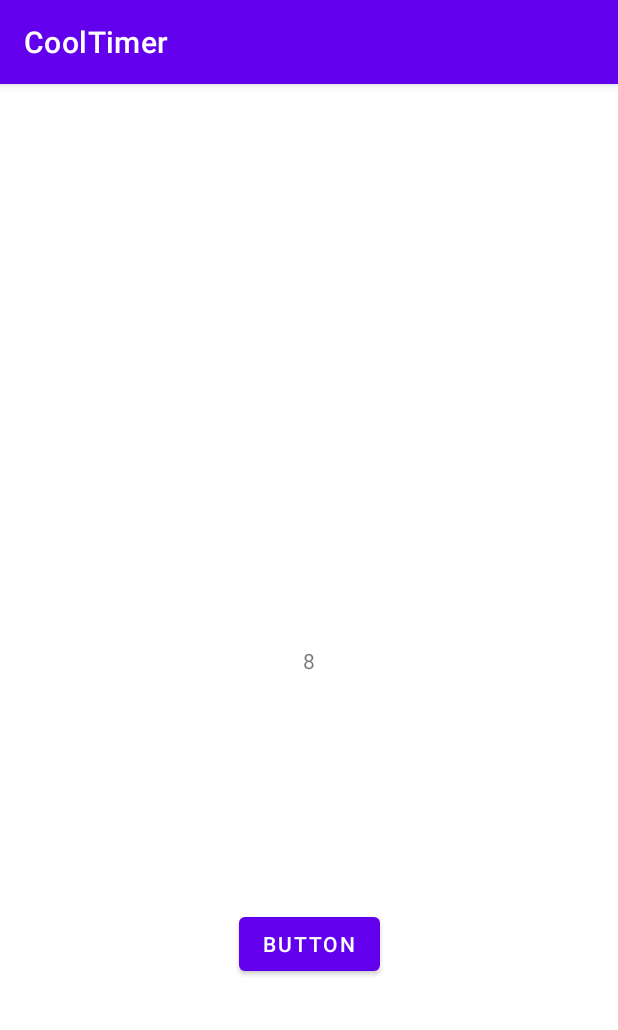
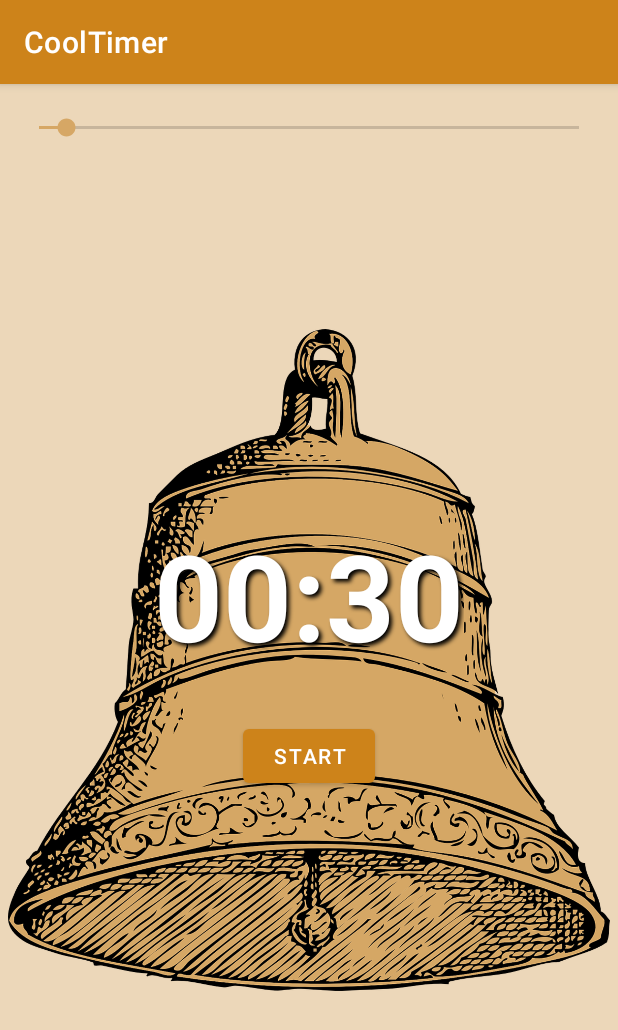
Before and after one commit to marselich/CoolTimer, an Android app: the screen it shows after launch (MainActivity), on a phone screen of 412 x 824 dp. Shown: the top 1030 px of the screen. Run offline under Robolectric (Android 15) with nearby library versions, the phone set to English and light mode, and no system bars.

Commit message:
Functionality added

```diff
--- a/app/src/main/java/ru/kalievmars/cooltimer/MainActivity.java
+++ b/app/src/main/java/ru/kalievmars/cooltimer/MainActivity.java
@@ -2,35 +2,127 @@ package ru.kalievmars.cooltimer;
 
 import androidx.appcompat.app.AppCompatActivity;
 
+import android.media.AudioManager;
+import android.media.MediaPlayer;
 import android.os.Bundle;
-import android.os.Handler;
+import android.os.CountDownTimer;
+import android.view.View;
 import android.widget.Button;
+import android.widget.SeekBar;
 import android.widget.TextView;
 
 public class MainActivity extends AppCompatActivity {
 
-    TextView textView;
-    Button button;
-    int count = 0;
+    Time time;
+    TextView textViewTimer;
+    Button buttonStart;
+    SeekBar seekBar;
+    CountDownTimer timer;
+    MediaPlayer mediaPlayer;
+
+    boolean isStart;
 
     @Override
     protected void onCreate(Bundle savedInstanceState) {
         super.onCreate(savedInstanceState);
         setContentView(R.layout.activity_main);
-        textView = findViewById(R.id.textView);
-        button = findViewById(R.id.button);
+        seekBar = findViewById(R.id.seekBar);
+        textViewTimer = findViewById(R.id.textView_timer);
+        buttonStart = findViewById(R.id.button_start);
+        buttonStart.setOnClickListener(startTimerOnClickListener);
+        mediaPlayer = MediaPlayer.create(this, R.raw.bell_sample);
+        time = new Time(0, 0);
+        isStart = true;
+        seekBar.setMax(600);
+        seekBar.setProgress(30);
+        seekBar.setOnSeekBarChangeListener(SeekBarChangeListener);
+        setTextTime(seekBar.getProgress());
 
-        Handler handler = new Handler();
+//        Handler handler = new Handler();
+//
+//        Runnable runnable = new Runnable() {
+//            @Override
+//            public void run() {
+//                textView.setText(String.valueOf(count));
+//                count++;
+//                handler.postDelayed(this, 1000);
+//            }
+//        };
+//
+//        handler.post(runnable);
+    }
 
-        Runnable runnable = new Runnable() {
+
+    View.OnClickListener startTimerOnClickListener = new View.OnClickListener() {
+        @Override
+        public void onClick(View v) {
+            timer = initCountDownTimer(time.getSeconds() * 1000L);
+            if(isStart) {
+                seekBar.setEnabled(false);
+                buttonStart.setText(R.string.button_stop);
+                isStart = false;
+                timer.start();
+            } else {
+                turnOnStartTimer();
+            }
+        }
+    };
+
+    SeekBar.OnSeekBarChangeListener SeekBarChangeListener = new SeekBar.OnSeekBarChangeListener() {
+        @Override
+        public void onProgressChanged(SeekBar seekBar, int progress, boolean fromUser) {
+            setTextTime(progress);
+        }
+
+        @Override
+        public void onStartTrackingTouch(SeekBar seekBar) {
+
+        }
+
+        @Override
+        public void onStopTrackingTouch(SeekBar seekBar) {
+
+        }
+    };
+
+    private CountDownTimer initCountDownTimer(long inFutureTime) {
+        CountDownTimer timer = new CountDownTimer(inFutureTime, 1000) {
             @Override
-            public void run() {
-                textView.setText(String.valueOf(count));
-                count++;
-                handler.postDelayed(this, 1000);
+            public void onTick(long millisUntilFinished) {
+                setTextTime(millisUntilFinished);
+                if(isStart) {
+                    cancel();
+                    onFinish();
+                }
+            }
+
+            @Override
+            public void onFinish() {
+                if(time.getSeconds() == 0) {
+                    mediaPlayer.start();
+                }
+                setTextTime(seekBar.getProgress());
+                turnOnStartTimer();
             }
         };
+        return timer;
+    }
 
-        handler.post(runnable);
+
+    void setTextTime(int seconds) {
+        time.setTime(seconds);
+        textViewTimer.setText(time.toString());
     }
+
+    void setTextTime(long seconds) {
+        time.setTime(seconds);
+        textViewTimer.setText(time.toString());
+    }
+
+    void turnOnStartTimer() {
+        seekBar.setEnabled(true);
+        buttonStart.setText(R.string.button_start);
+        isStart = true;
+    }
+
 }
--- /dev/null
+++ b/app/src/main/java/ru/kalievmars/cooltimer/Time.java
@@ -0,0 +1,42 @@
+package ru.kalievmars.cooltimer;
+
+import android.annotation.SuppressLint;
+
+public class Time {
+    private int minutes;
+    private int seconds;
+
+    public Time(int minutes, int seconds) {
+        int temp = 0;
+        temp = seconds / 60;
+
+        this.minutes = minutes + temp;
+        this.seconds = seconds % 60;
+    }
+
+    public Time(int seconds) {
+        this.minutes = seconds / 60;
+        this.seconds = seconds % 60;
+    }
+
+    public void setTime(long milliseconds) {
+        int temp = (int)milliseconds / 1000;
+        this.minutes = temp / 60;
+        this.seconds = temp % 60;
+    }
+
+    public void setTime(int seconds) {
+        this.minutes = seconds / 60;
+        this.seconds = seconds % 60;
+    }
+
+    public int getSeconds() {
+        return minutes * 60 + seconds;
+    }
+
+    @SuppressLint("DefaultLocale")
+    @Override
+    public String toString() {
+        return String.format("%02d:%02d", minutes, seconds);
+    }
+}
--- a/app/src/main/res/layout/activity_main.xml
+++ b/app/src/main/res/layout/activity_main.xml
@@ -4,27 +4,60 @@
     xmlns:tools="http://schemas.android.com/tools"
     android:layout_width="match_parent"
     android:layout_height="match_parent"
+    android:background="@color/dirt"
     tools:context=".MainActivity">
 
-    <TextView
-        android:id="@+id/textView"
+
+
+    <ImageView
+        android:id="@+id/imageView"
         android:layout_width="wrap_content"
         android:layout_height="wrap_content"
-        android:text="Hello World!"
-        app:layout_constraintBottom_toBottomOf="parent"
-        app:layout_constraintLeft_toLeftOf="parent"
-        app:layout_constraintRight_toRightOf="parent"
-        app:layout_constraintTop_toTopOf="parent" />
-
-    <Button
-        android:id="@+id/button"
-        android:layout_width="wrap_content"
-        android:layout_height="wrap_content"
-        android:layout_marginBottom="16dp"
-        android:text="Button"
+        android:paddingHorizontal="5dp"
         app:layout_constraintBottom_toBottomOf="parent"
         app:layout_constraintEnd_toEndOf="parent"
         app:layout_constraintStart_toStartOf="parent"
-        app:layout_constraintTop_toBottomOf="@+id/textView" />
+        app:layout_constraintTop_toTopOf="parent"
+        app:srcCompat="@drawable/bell" />
+
+    <SeekBar
+        android:id="@+id/seekBar"
+        android:layout_width="match_parent"
+        android:layout_height="wrap_content"
+        android:layout_marginHorizontal="10dp"
+        android:layout_marginTop="20dp"
+        app:layout_constraintEnd_toEndOf="parent"
+        app:layout_constraintStart_toStartOf="parent"
+        app:layout_constraintTop_toTopOf="parent" />
+
+    <TextView
+        android:id="@+id/textView_timer"
+        android:layout_width="wrap_content"
+        android:layout_height="wrap_content"
+        android:text="00:60"
+        android:textSize="80sp"
+        android:textStyle="bold"
+        android:shadowRadius="3"
+        android:shadowDy="3"
+        android:shadowDx="3"
+        android:shadowColor="@color/black"
+        app:layout_constraintBottom_toBottomOf="@+id/imageView"
+        app:layout_constraintEnd_toEndOf="parent"
+        app:layout_constraintLeft_toLeftOf="parent"
+        app:layout_constraintRight_toRightOf="parent"
+        app:layout_constraintStart_toStartOf="parent"
+        app:layout_constraintTop_toBottomOf="@+id/seekBar"
+        app:layout_constraintVertical_bias="0.40" />
+
+    <Button
+        android:id="@+id/button_start"
+        android:layout_width="wrap_content"
+        android:layout_height="wrap_content"
+        android:layout_marginTop="30dp"
+        android:text="@string/button_start"
+        app:layout_constraintEnd_toEndOf="parent"
+        app:layout_constraintStart_toStartOf="parent"
+        app:layout_constraintTop_toBottomOf="@+id/textView_timer" />
+
 
 </androidx.constraintlayout.widget.ConstraintLayout>
--- a/app/src/main/res/values/colors.xml
+++ b/app/src/main/res/values/colors.xml
@@ -7,4 +7,8 @@
     <color name="teal_700">#FF018786</color>
     <color name="black">#FF000000</color>
     <color name="white">#FFFFFFFF</color>
+    <color name="sand">#D6A765</color>
+    <color name="orange">#CD831A</color>
+    <color name="dirt">#74D6A765</color>
+    <color name="orange_dark">#402500</color>
 </resources>
--- a/app/src/main/res/values/strings.xml
+++ b/app/src/main/res/values/strings.xml
@@ -1,3 +1,5 @@
 <resources>
     <string name="app_name">CoolTimer</string>
+    <string name="button_start">Start</string>
+    <string name="button_stop">Stop</string>
 </resources>
--- a/app/src/main/res/values/themes.xml
+++ b/app/src/main/res/values/themes.xml
@@ -2,15 +2,17 @@
     <!-- Base application theme. -->
     <style name="Theme.CoolTimer" parent="Theme.MaterialComponents.DayNight.DarkActionBar">
         <!-- Primary brand color. -->
-        <item name="colorPrimary">@color/purple_500</item>
-        <item name="colorPrimaryVariant">@color/purple_700</item>
+        <item name="colorPrimary">@color/orange</item>
+        <item name="colorPrimaryVariant">@color/sand</item>
         <item name="colorOnPrimary">@color/white</item>
         <!-- Secondary brand color. -->
-        <item name="colorSecondary">@color/teal_200</item>
+        <item name="colorSecondary">@color/sand</item>
         <item name="colorSecondaryVariant">@color/teal_700</item>
         <item name="colorOnSecondary">@color/black</item>
         <!-- Status bar color. -->
         <item name="android:statusBarColor" tools:targetApi="l">?attr/colorPrimaryVariant</item>
         <!-- Customize your theme here. -->
+
+        <item name="android:textColor">@color/white</item>
     </style>
 </resources>
```
Also changed, not shown: app/src/main/res/drawable/bell.png (added), 1 other file.
